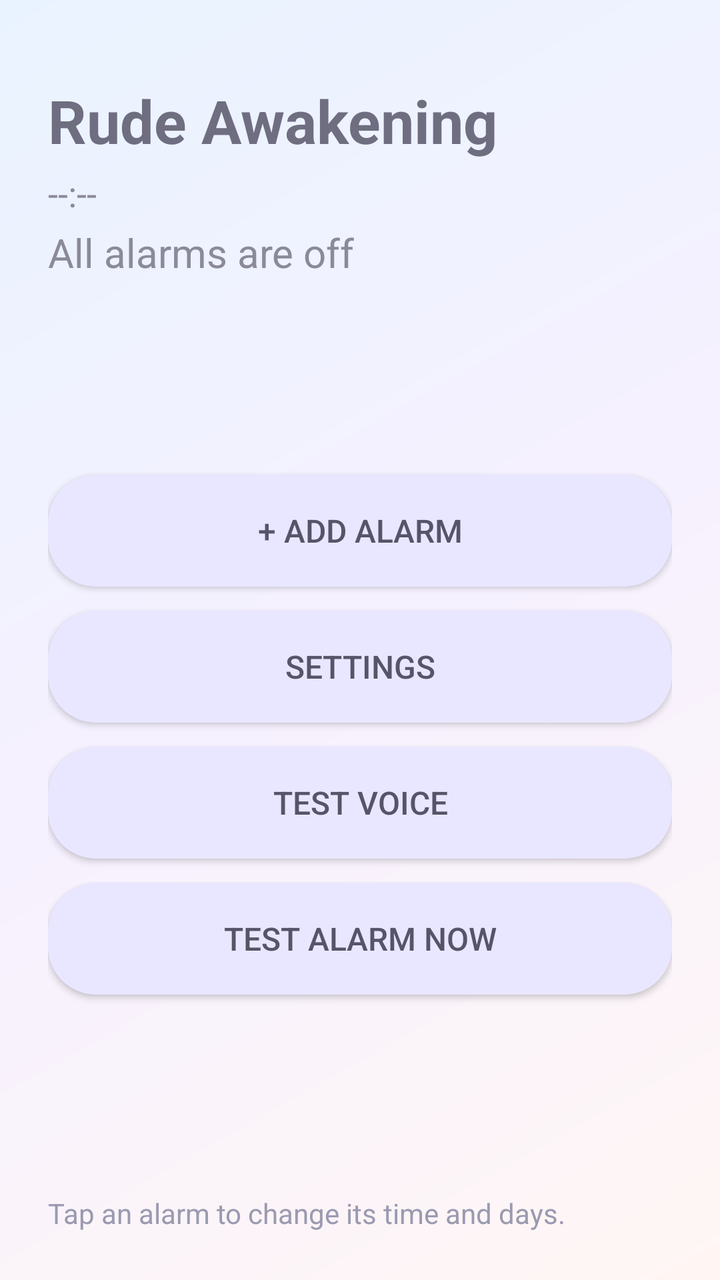
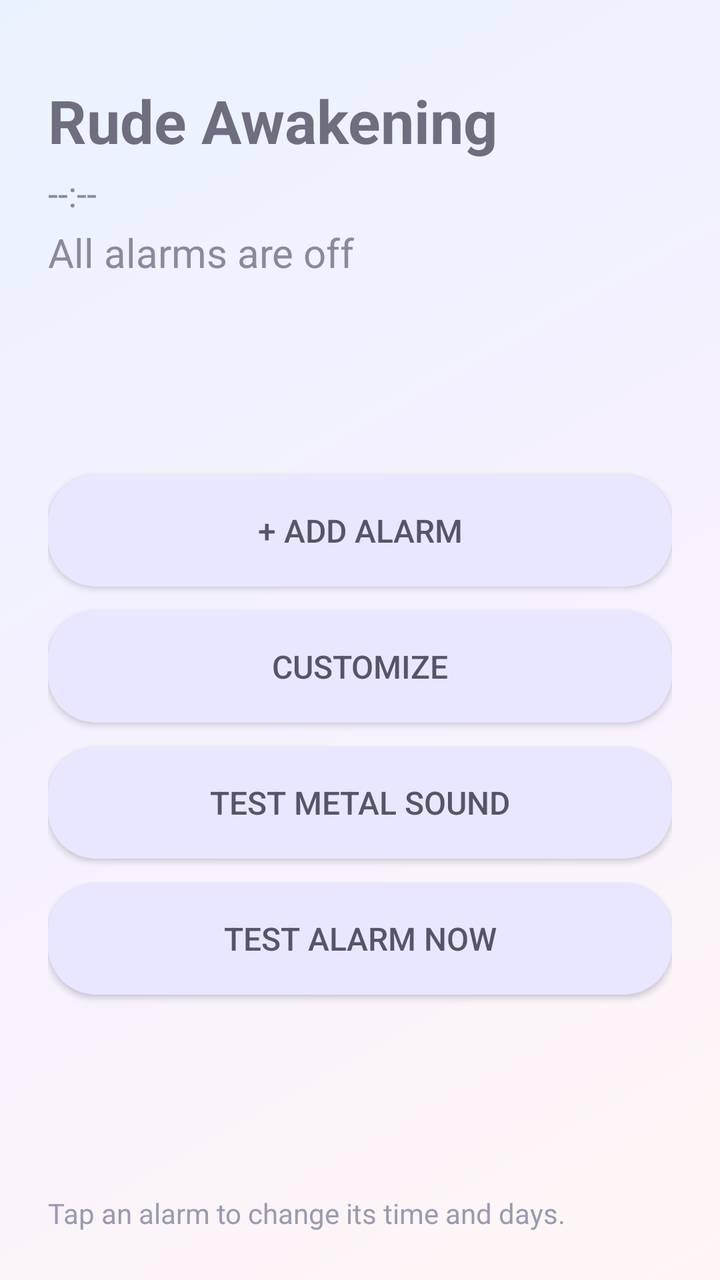

An Android layout rendered at two revisions. The XML below is the earlier revision; the diff shows what the commit changed to produce the second picture.
<!-- AndroidManifest.xml: application theme AppTheme -->
<!-- res/layout/activity_main.xml -->
<?xml version="1.0" encoding="utf-8"?>
<LinearLayout xmlns:android="http://schemas.android.com/apk/res/android"
    android:layout_width="match_parent"
    android:layout_height="match_parent"
    android:orientation="vertical"
    android:padding="24dp"
    android:background="@drawable/bg_gradient">

    <TextView
        android:id="@+id/titleText"
        android:layout_width="match_parent"
        android:layout_height="wrap_content"
        android:text="Rude Awakening"
        android:textSize="30sp"
        android:textColor="#6E6E80"
        android:textStyle="bold"
        android:layout_marginTop="16dp" />

    <TextView
        android:id="@+id/clockText"
        android:layout_width="wrap_content"
        android:layout_height="wrap_content"
        android:text="--:--"
        android:textSize="18sp"
        android:textColor="#8A8A9A"
        android:layout_marginTop="4dp" />

    <TextView
        android:id="@+id/statusText"
        android:layout_width="match_parent"
        android:layout_height="wrap_content"
        android:text="All alarms are off"
        android:textSize="20sp"
        android:textColor="#8A8A9A"
        android:layout_marginTop="4dp" />

    <ScrollView
        android:layout_width="match_parent"
        android:layout_height="0dp"
        android:layout_weight="1"
        android:layout_marginTop="16dp">

        <LinearLayout
            android:id="@+id/alarmListContainer"
            android:layout_width="match_parent"
            android:layout_height="wrap_content"
            android:orientation="vertical" />

    </ScrollView>

    <Button
        android:id="@+id/addAlarmButton"
        android:layout_width="match_parent"
        android:layout_height="56dp"
        android:text="+ Add alarm"
        android:textSize="16sp"
        android:textColor="#55556A"
        android:background="@drawable/button_bg"
        android:layout_marginTop="16dp" />

    <Button
        android:id="@+id/settingsButton"
        android:layout_width="match_parent"
        android:layout_height="56dp"
        android:text="Settings"
        android:textSize="16sp"
        android:textColor="#55556A"
        android:background="@drawable/button_bg"
        android:layout_marginTop="12dp" />

    <Button
        android:id="@+id/testVoiceButton"
        android:layout_width="match_parent"
        android:layout_height="56dp"
        android:text="Test voice"
        android:textSize="16sp"
        android:textColor="#55556A"
        android:background="@drawable/button_bg"
        android:layout_marginTop="12dp" />

    <Button
        android:id="@+id/testAlarmButton"
        android:layout_width="match_parent"
        android:layout_height="56dp"
        android:text="TEST ALARM NOW"
        android:textSize="16sp"
        android:textColor="#55556A"
        android:background="@drawable/button_bg"
        android:layout_marginTop="12dp" />

    <TextView
        android:id="@+id/voiceText"
        android:layout_width="wrap_content"
        android:layout_height="wrap_content"
        android:text=""
        android:textSize="14sp"
        android:textColor="#8A8A9A"
        android:layout_marginTop="20dp" />

    <TextView
        android:id="@+id/permissionText"
        android:layout_width="wrap_content"
        android:layout_height="wrap_content"
        android:text=""
        android:textSize="14sp"
        android:textColor="#8A8A9A"
        android:layout_marginTop="8dp" />

    <TextView
        android:id="@+id/statusLogText"
        android:layout_width="wrap_content"
        android:layout_height="wrap_content"
        android:text=""
        android:textSize="13sp"
        android:textColor="#9A9AB0"
        android:layout_marginTop="8dp" />

    <TextView
        android:id="@+id/infoText"
        android:layout_width="wrap_content"
        android:layout_height="wrap_content"
        android:text="Tap an alarm to change its time and days."
        android:textSize="14sp"
        android:textColor="#9A9AB0"
        android:layout_marginTop="8dp" />

</LinearLayout>
<!-- resources referenced by this layout -->
<resources>
  <!-- drawable bg_gradient (drawable) -->
  <?xml version="1.0" encoding="utf-8"?>
  <shape xmlns:android="http://schemas.android.com/apk/res/android"
      android:shape="rectangle">
      <gradient
          android:startColor="#FFF6F4"
          android:centerColor="#F6F1FF"
          android:endColor="#E9F3FF"
          android:angle="135"
          android:type="linear" />
  </shape>
  <!-- drawable button_bg (drawable) -->
  <?xml version="1.0" encoding="utf-8"?>
  <shape xmlns:android="http://schemas.android.com/apk/res/android"
      android:shape="rectangle">
      <solid android:color="#E9E7FF" />
      <corners android:radius="24dp" />
  </shape>
  <style name="AppTheme" parent="android:Theme.Material.Light.NoActionBar">
          <item name="android:windowBackground">@drawable/bg_gradient</item>
          <item name="android:textColor">#55556A</item>
          <item name="android:colorAccent">#8A8AC0</item>
      </style>
</resources>

<!-- the commit's change to res/layout/activity_main.xml (unified diff, before → after) -->
@@ -62,17 +62,17 @@
         android:id="@+id/settingsButton"
         android:layout_width="match_parent"
         android:layout_height="56dp"
-        android:text="Settings"
+        android:text="Customize"
         android:textSize="16sp"
         android:textColor="#55556A"
         android:background="@drawable/button_bg"
         android:layout_marginTop="12dp" />
 
     <Button
-        android:id="@+id/testVoiceButton"
+        android:id="@+id/testMetalButton"
         android:layout_width="match_parent"
         android:layout_height="56dp"
-        android:text="Test voice"
+        android:text="Test metal sound"
         android:textSize="16sp"
         android:textColor="#55556A"
         android:background="@drawable/button_bg"
@@ -89,7 +89,7 @@
         android:layout_marginTop="12dp" />
 
     <TextView
-        android:id="@+id/voiceText"
+        android:id="@+id/soundText"
         android:layout_width="wrap_content"
         android:layout_height="wrap_content"
         android:text=""
